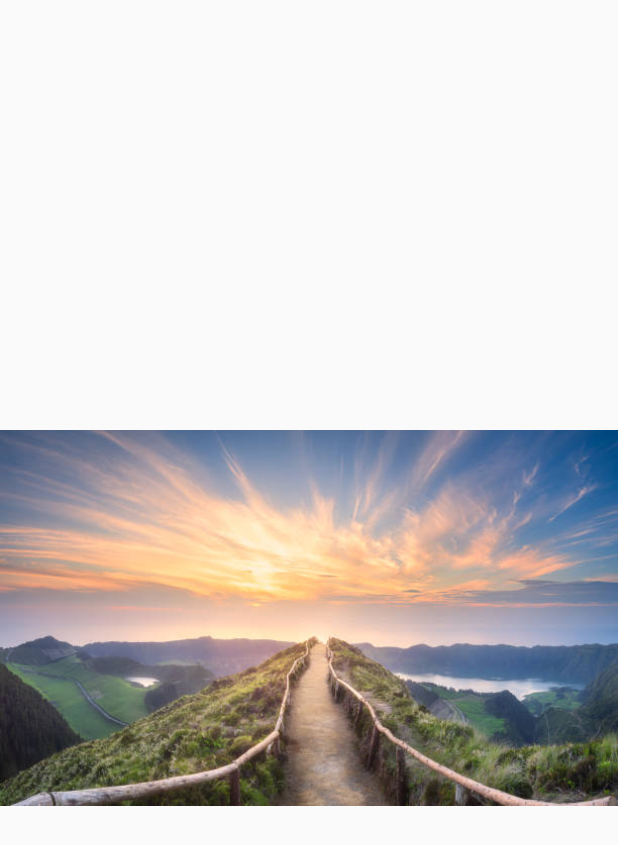
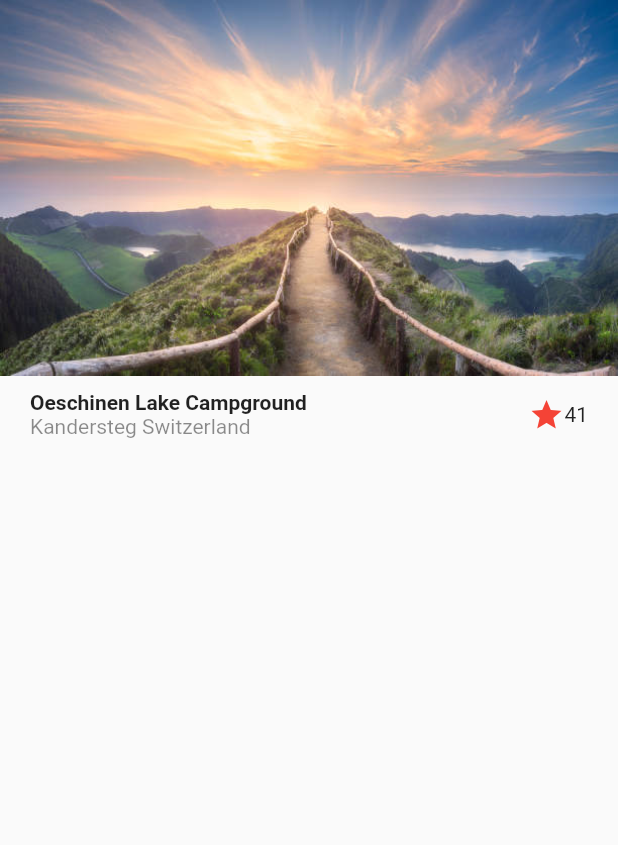
Before and after one commit to Ricardohm7/flutter_designs, a Flutter app: the screen it shows after launch, on a phone screen of 412 x 824 dp. Shown: the top 845 px of the screen. Run offline on Flutter 3.47's test engine with Material 2 defaults, Android fonts, the phone set to English and light mode, and no system bars.

Commit message:
diseño de titulo completado

```diff
--- a/lib/screens/basic_design.dart
+++ b/lib/screens/basic_design.dart
@@ -5,9 +5,45 @@ class BasicDesignScreen extends StatelessWidget {
 
   @override
   Widget build(BuildContext context) {
-    return const Scaffold(
-      body: Center(
-        child: Image(image: AssetImage('assets/landscape.jpeg')),
+    return Scaffold(
+      body: Column(children: [
+        //landscape
+        Image(image: AssetImage('assets/landscape.jpeg')),
+        Title(),
+      ]),
+    );
+  }
+}
+
+class Title extends StatelessWidget {
+  const Title({Key? key}) : super(key: key);
+
+  @override
+  Widget build(BuildContext context) {
+    return Container(
+      margin: EdgeInsets.symmetric(horizontal: 20, vertical: 10),
+      child: Row(
+        children: [
+          Column(
+            crossAxisAlignment: CrossAxisAlignment.start,
+            children: [
+              Text(
+                'Oeschinen Lake Campground',
+                style: TextStyle(fontWeight: FontWeight.bold),
+              ),
+              Text(
+                'Kandersteg Switzerland',
+                style: TextStyle(color: Colors.black45),
+              ),
+            ],
+          ),
+          Expanded(child: Container()),
+          Icon(
+            Icons.star,
+            color: Colors.red,
+          ),
+          Text('41')
+        ],
       ),
     );
   }
```
